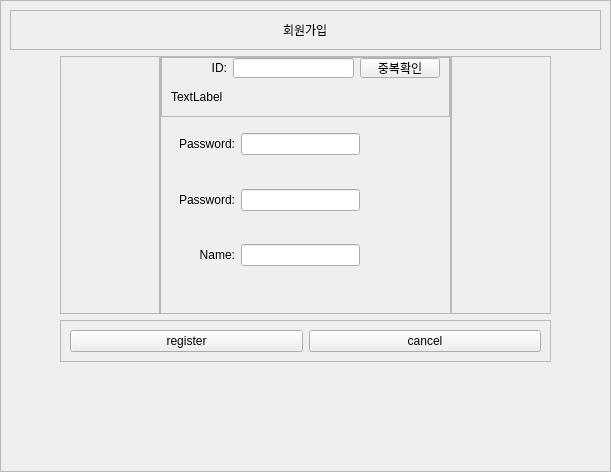
First picture: the form in Code/front/ui/page_join_ui.ui, repository lee991229/KKOTalk, before the edit.
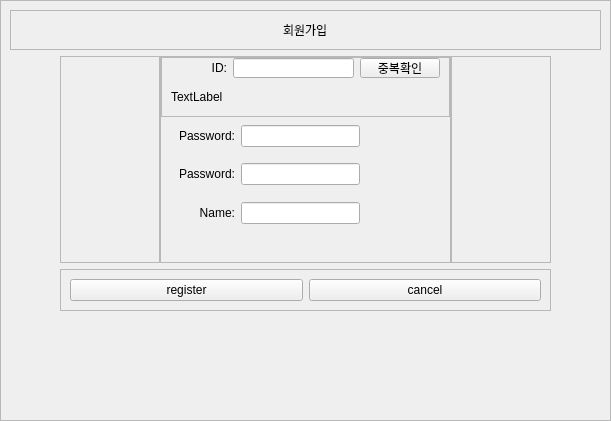
Second picture: the form after the edit.

The edit to the form file:
```diff
--- a/Code/front/ui/page_join_ui.ui
+++ b/Code/front/ui/page_join_ui.ui
@@ -7,7 +7,7 @@
     <x>0</x>
     <y>0</y>
     <width>611</width>
-    <height>472</height>
+    <height>421</height>
    </rect>
   </property>
   <property name="windowTitle">
```
